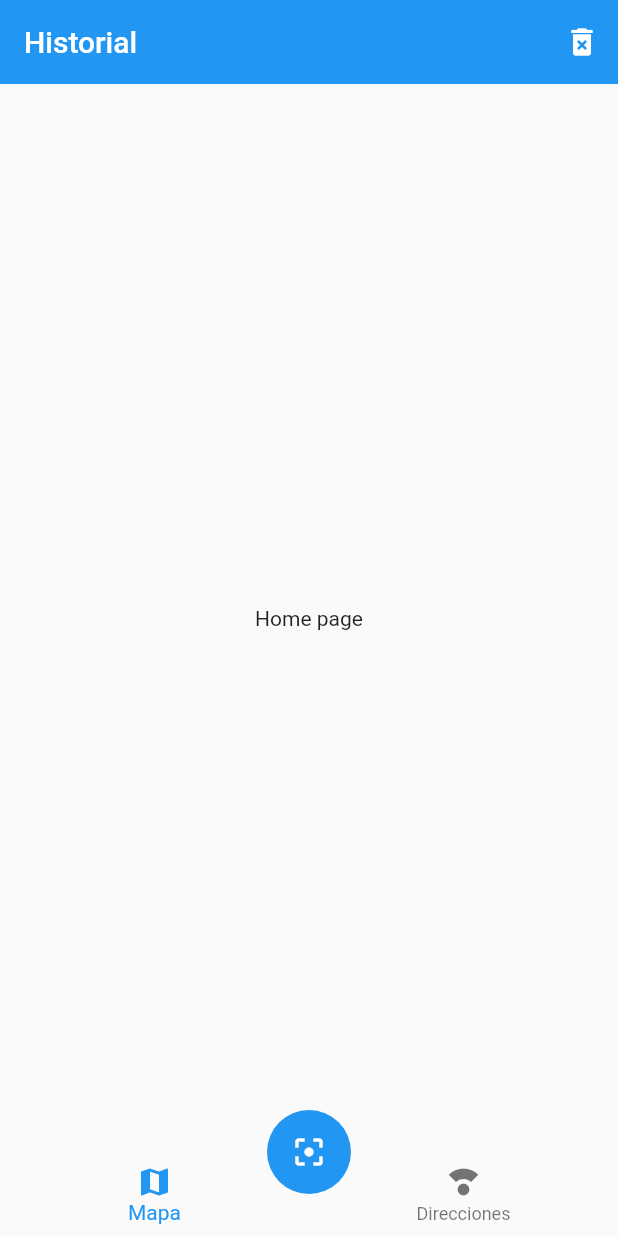
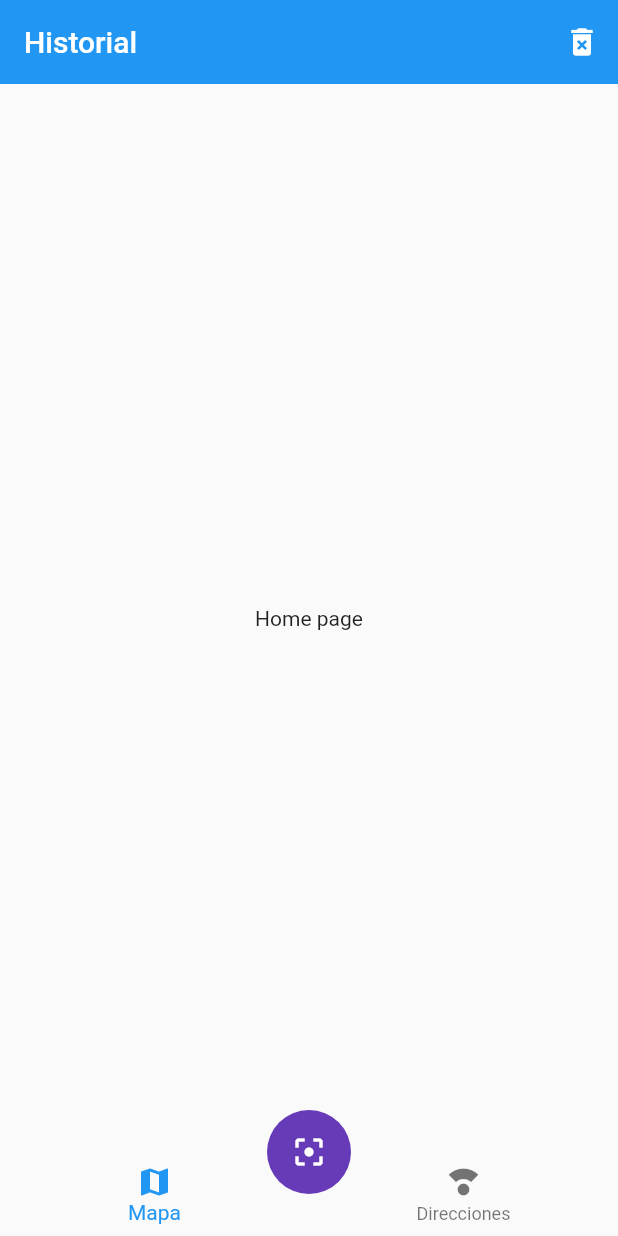
Before and after one commit to Clara-V-B/qr_reader, a Flutter app: the screen it shows after launch, on a phone screen of 412 x 824 dp. Run offline on Flutter 3.47's test engine with Material 2 defaults, Android fonts, the phone set to English and light mode, and no system bars.

Commit message:
tema de la app, solo funciono en el floatingActionButtonTheme, primaryColor no anduvo

```diff
--- a/lib/main.dart
+++ b/lib/main.dart
@@ -14,7 +14,14 @@ class MyApp extends StatelessWidget {
       debugShowCheckedModeBanner: false,
       title: 'QR Reader',
       initialRoute: 'home',
-      routes: {'home': (_) => HomePage(), 'mapa': (_) => MapaPage()},
+      routes: {
+        'home': (_) => const HomePage(),
+        'mapa': (_) => const MapaPage()
+      },
+      theme: ThemeData(
+          primaryColor: Colors.deepPurple,
+          floatingActionButtonTheme: const FloatingActionButtonThemeData(
+              backgroundColor: Colors.deepPurple)),
     );
   }
 }
```
